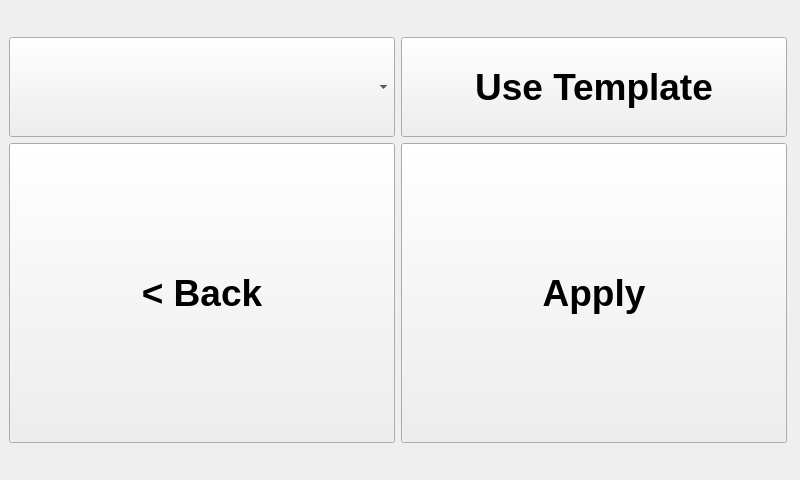
Qt form src/ui_elements/customcolor.ui (AndreWohnsland/CocktailBerry) before a commit.
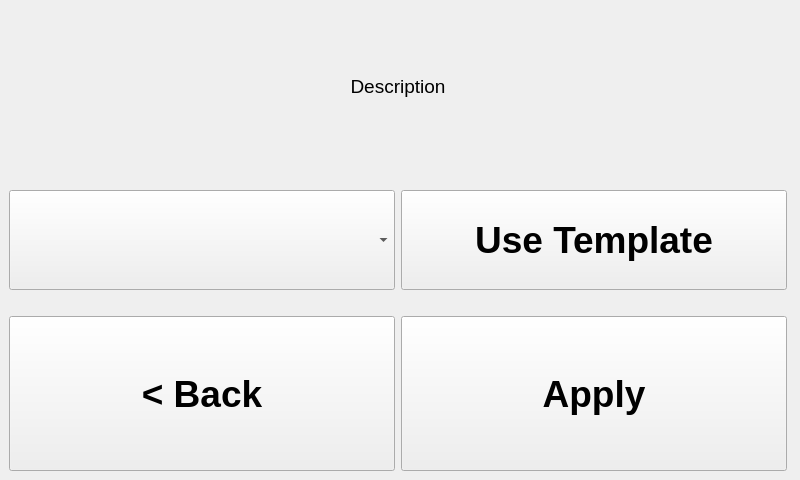
The same form after that commit.

Commit message: Add base spacer

The edit to the form file:
```diff
--- a/src/ui_elements/customcolor.ui
+++ b/src/ui_elements/customcolor.ui
@@ -50,6 +50,9 @@
       <property name="lineWidth">
        <number>1</number>
       </property>
+      <property name="horizontalScrollBarPolicy">
+       <enum>Qt::ScrollBarAlwaysOff</enum>
+      </property>
       <property name="widgetResizable">
        <bool>true</bool>
       </property>
@@ -77,6 +80,40 @@
         </property>
         <item>
          <layout class="QVBoxLayout" name="verticalLayout">
+          <item>
+           <widget class="QLabel" name="label_description">
+            <property name="font">
+             <font>
+              <pointsize>14</pointsize>
+             </font>
+            </property>
+            <property name="text">
+             <string>Description</string>
+            </property>
+            <property name="alignment">
+             <set>Qt::AlignCenter</set>
+            </property>
+            <property name="wordWrap">
+             <bool>true</bool>
+            </property>
+           </widget>
+          </item>
+          <item>
+           <spacer name="verticalSpacer">
+            <property name="orientation">
+             <enum>Qt::Vertical</enum>
+            </property>
+            <property name="sizeType">
+             <enum>QSizePolicy::Fixed</enum>
+            </property>
+            <property name="sizeHint" stdset="0">
+             <size>
+              <width>20</width>
+              <height>20</height>
+             </size>
+            </property>
+           </spacer>
+          </item>
           <item>
            <layout class="QHBoxLayout" name="horizontalLayout_2">
             <item>
@@ -139,6 +176,22 @@
           <item>
            <layout class="QVBoxLayout" name="color_container"/>
           </item>
+          <item>
+           <spacer name="verticalSpacer_2">
+            <property name="orientation">
+             <enum>Qt::Vertical</enum>
+            </property>
+            <property name="sizeType">
+             <enum>QSizePolicy::Fixed</enum>
+            </property>
+            <property name="sizeHint" stdset="0">
+             <size>
+              <width>20</width>
+              <height>20</height>
+             </size>
+            </property>
+           </spacer>
+          </item>
           <item>
            <layout class="QHBoxLayout" name="horizontalLayout">
             <item>
```
The commit also changes 1 other file.
